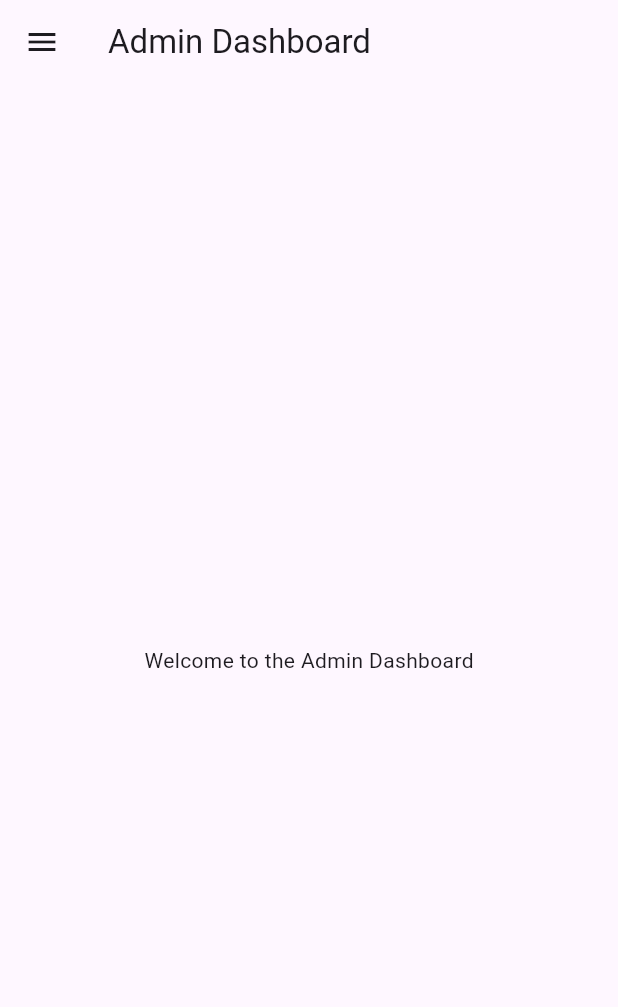
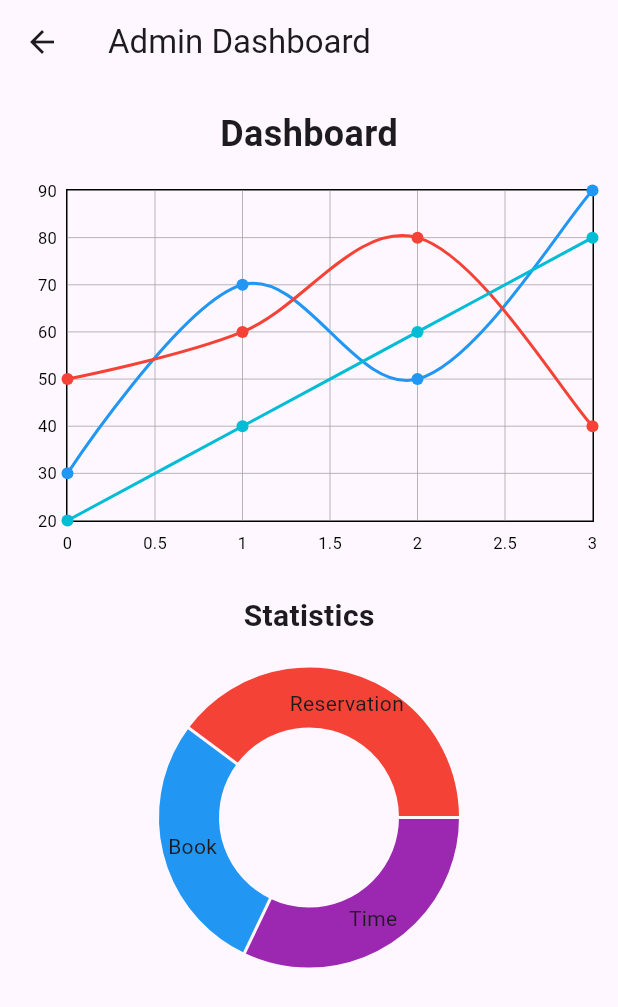
Before and after one commit to OubaallaElMehdi/library_management_fluter, a Flutter app: the AdminDashboard screen opened by its route, on a phone screen of 412 x 824 dp. Shown: the top 1007 px of the screen. Run offline on Flutter 3.47's test engine with Material 3 defaults, Android fonts, the phone set to English and light mode, and no system bars; drawn by our look-alikes of fl_chart; our stand-ins replace shared_preferences; accounts and stored records are empty.

Commit message:
Sauvegarde de mes modifications avant mise à jour

```diff
--- a/lib/services/auth_service.dart
+++ b/lib/services/auth_service.dart
@@ -4,7 +4,7 @@ import 'package:http/http.dart' as http;
 import 'package:shared_preferences/shared_preferences.dart';
 
 class AuthService {
-  final String baseUrl = 'http://192.168.1.9:8037';
+  final String baseUrl = 'http://localhost:8037';
 
   Future<Map<String, dynamic>> login(String username, String password) async {
     final response = await http.post(
--- a/lib/services/book_service.dart
+++ b/lib/services/book_service.dart
@@ -3,7 +3,7 @@ import 'package:http/http.dart' as http;
 import 'package:shared_preferences/shared_preferences.dart';
 
 class BookService {
-  final String baseUrl = 'http://192.168.1.9:8036';
+  final String baseUrl = 'http://localhost:8036';
 
   Future<Map<String, dynamic>> fetchPaginatedBooks({
     required String endpoint,
--- a/lib/views/admin/admin_dashboard.dart
+++ b/lib/views/admin/admin_dashboard.dart
@@ -1,5 +1,6 @@
+import 'package:fl_chart/fl_chart.dart';
 import 'package:flutter/material.dart';
-import 'package:library_management/widgets/custom_drawer.dart';
+//import 'package:fl_chart/fl_chart.dart';
 
 class AdminDashboard extends StatelessWidget {
   const AdminDashboard({Key? key}) : super(key: key);
@@ -10,9 +11,95 @@ class AdminDashboard extends StatelessWidget {
       appBar: AppBar(
         title: const Text('Admin Dashboard'),
       ),
-      drawer: const CustomDrawer(role: 'Admin'),
-      body: const Center(
-        child: Text('Welcome to the Admin Dashboard'),
+      body: Padding(
+        padding: const EdgeInsets.all(16.0),
+        child: Column(
+          children: [
+            const Text(
+              'Dashboard',
+              style: TextStyle(fontSize: 24, fontWeight: FontWeight.bold),
+            ),
+            const SizedBox(height: 20),
+            SizedBox(
+              height: 250,
+              child: LineChart(
+                LineChartData(
+                  gridData: FlGridData(show: true),
+                  titlesData: FlTitlesData(
+                    leftTitles: SideTitles(showTitles: true),
+                    bottomTitles: SideTitles(showTitles: true),
+                  ),
+                  borderData: FlBorderData(show: true),
+                  lineBarsData: [
+                    LineChartBarData(
+                      spots: [
+                        FlSpot(0, 30),
+                        FlSpot(1, 70),
+                        FlSpot(2, 50),
+                        FlSpot(3, 90),
+                      ],
+                      isCurved: true,
+                      colors: [Colors.blue],
+                      dotData: FlDotData(show: true),
+                    ),
+                    LineChartBarData(
+                      spots: [
+                        FlSpot(0, 50),
+                        FlSpot(1, 60),
+                        FlSpot(2, 80),
+                        FlSpot(3, 40),
+                      ],
+                      isCurved: true,
+                      colors: [Colors.red],
+                      dotData: FlDotData(show: true),
+                    ),
+                    LineChartBarData(
+                      spots: [
+                        FlSpot(0, 20),
+                        FlSpot(1, 40),
+                        FlSpot(2, 60),
+                        FlSpot(3, 80),
+                      ],
+                      isCurved: true,
+                      colors: [Colors.cyan],
+                      dotData: FlDotData(show: true),
+                    ),
+                  ],
+                ),
+              ),
+            ),
+            const SizedBox(height: 20),
+            const Text(
+              'Statistics',
+              style: TextStyle(fontSize: 20, fontWeight: FontWeight.bold),
+            ),
+            const SizedBox(height: 20),
+            SizedBox(
+              height: 200,
+              child: PieChart(
+                PieChartData(
+                  sections: [
+                    PieChartSectionData(
+                      value: 170,
+                      title: 'Time',
+                      color: Colors.purple,
+                    ),
+                    PieChartSectionData(
+                      value: 149,
+                      title: 'Book',
+                      color: Colors.blue,
+                    ),
+                    PieChartSectionData(
+                      value: 211,
+                      title: 'Reservation',
+                      color: Colors.red,
+                    ),
+                  ],
+                ),
+              ),
+            ),
+          ],
+        ),
       ),
     );
   }
--- a/lib/views/user/user_dashboard.dart
+++ b/lib/views/user/user_dashboard.dart
@@ -1,6 +1,5 @@
 import 'package:flutter/material.dart';
 import 'package:library_management/widgets/custom_drawer.dart';
-import 'package:library_management/widgets/custom_text_field.dart';
 
 class UserDashboard extends StatelessWidget {
   const UserDashboard({Key? key}) : super(key: key);
--- a/pubspec.yaml
+++ b/pubspec.yaml
@@ -34,7 +34,7 @@ dependencies:
   http: ^1.2.2
   shared_preferences: ^2.0.15
   intl: ^0.18.0
-
+  fl_chart: ^0.40.0
 
   # The following adds the Cupertino Icons font to your application.
   # Use with the CupertinoIcons class for iOS style icons.
```
Also changed, not shown: pubspec.lock.
